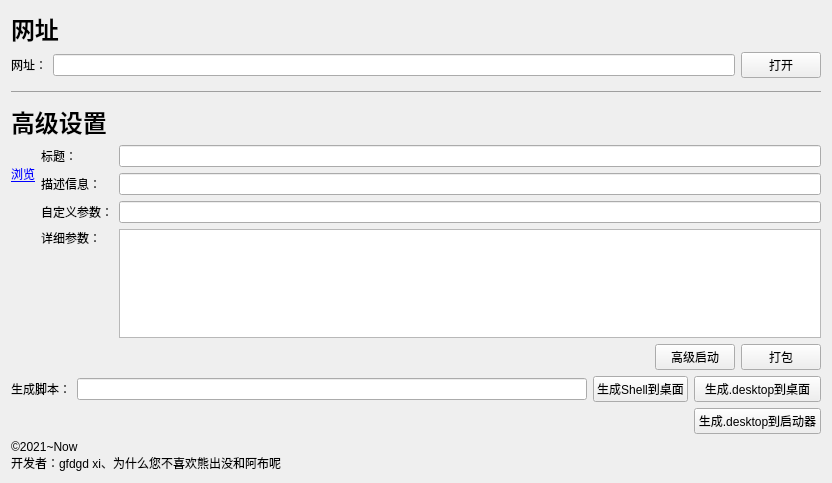
Old version of the form widget.ui in the repository gfdgd-xi/spark-webapp-runtime-runner.
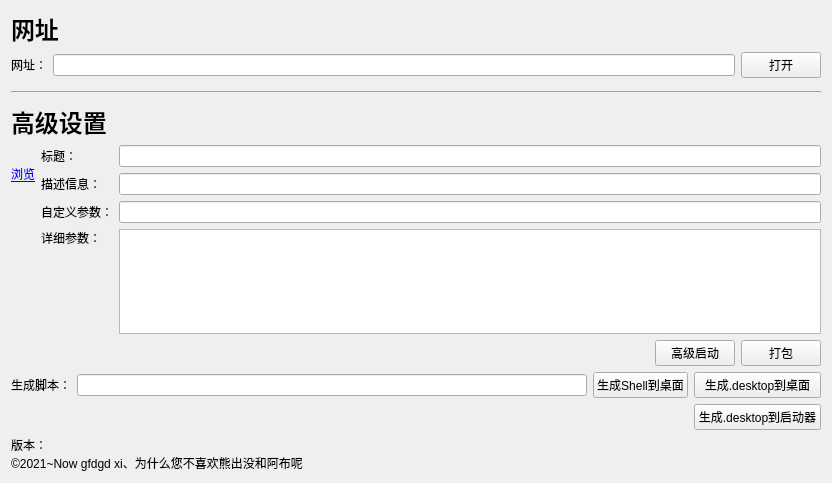
New version of the form. Icons and pictures are not drawn.

Diff of the .ui file:
```diff
--- a/widget.ui
+++ b/widget.ui
@@ -233,8 +233,8 @@
      <item>
       <widget class="QLabel" name="information">
        <property name="text">
-        <string>©2021~Now
-开发者：gfdgd xi、为什么您不喜欢熊出没和阿布呢</string>
+        <string>版本：
+©2021~Now gfdgd xi、为什么您不喜欢熊出没和阿布呢</string>
        </property>
       </widget>
      </item>
```
